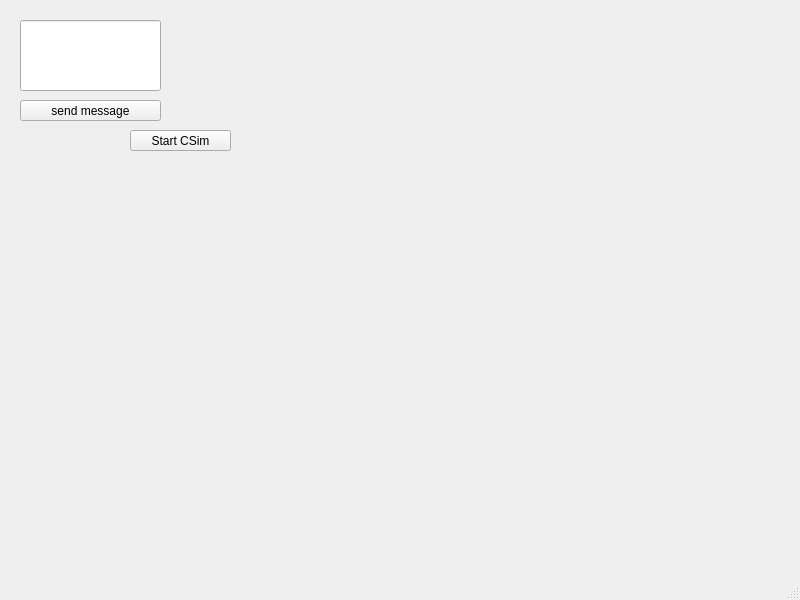
First picture: the form in weapon-system-support-software/weapon-system-support-software/QT-prototype/mainwindow.ui, repository Team-Controller-NAU/Controller, before the edit.
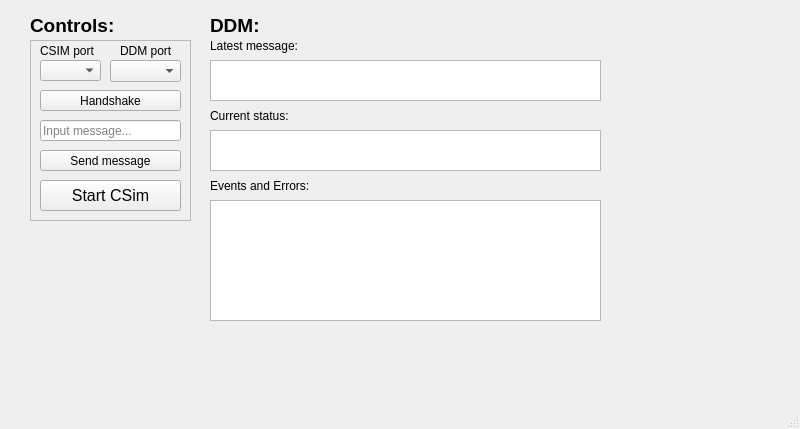
Second picture: the form after the edit.

Commit message: Added DDM-CSim synchronization and events class

```diff
--- a/weapon-system-support-software/weapon-system-support-software/QT-prototype/mainwindow.ui
+++ b/weapon-system-support-software/weapon-system-support-software/QT-prototype/mainwindow.ui
@@ -7,7 +7,7 @@
     <x>0</x>
     <y>0</y>
     <width>800</width>
-    <height>600</height>
+    <height>429</height>
    </rect>
   </property>
   <property name="windowTitle">
@@ -17,52 +17,247 @@
    <widget class="QLabel" name="stdoutLabel">
     <property name="geometry">
      <rect>
-      <x>180</x>
-      <y>20</y>
-      <width>261</width>
-      <height>71</height>
+      <x>30</x>
+      <y>10</y>
+      <width>131</width>
+      <height>31</height>
      </rect>
     </property>
+    <property name="font">
+     <font>
+      <pointsize>14</pointsize>
+      <bold>true</bold>
+     </font>
+    </property>
     <property name="text">
-     <string/>
+     <string>Controls:</string>
     </property>
    </widget>
-   <widget class="QPushButton" name="CSim_button">
+   <widget class="QLabel" name="listener_title">
     <property name="geometry">
      <rect>
-      <x>130</x>
-      <y>130</y>
-      <width>101</width>
-      <height>21</height>
+      <x>210</x>
+      <y>30</y>
+      <width>201</width>
+      <height>31</height>
      </rect>
     </property>
     <property name="text">
-     <string>Start CSim</string>
+     <string>Latest message:</string>
     </property>
    </widget>
-   <widget class="QPushButton" name="send_message_button">
+   <widget class="QLabel" name="events_title">
     <property name="geometry">
      <rect>
-      <x>20</x>
+      <x>210</x>
+      <y>170</y>
+      <width>151</width>
+      <height>31</height>
+     </rect>
+    </property>
+    <property name="text">
+     <string>Events and Errors:</string>
+    </property>
+   </widget>
+   <widget class="QTextEdit" name="stdout_label">
+    <property name="geometry">
+     <rect>
+      <x>210</x>
+      <y>60</y>
+      <width>391</width>
+      <height>41</height>
+     </rect>
+    </property>
+    <property name="readOnly">
+     <bool>true</bool>
+    </property>
+   </widget>
+   <widget class="QTextEdit" name="events_output">
+    <property name="geometry">
+     <rect>
+      <x>210</x>
+      <y>200</y>
+      <width>391</width>
+      <height>121</height>
+     </rect>
+    </property>
+    <property name="readOnly">
+     <bool>true</bool>
+    </property>
+   </widget>
+   <widget class="QLabel" name="sender_title_2">
+    <property name="geometry">
+     <rect>
+      <x>210</x>
       <y>100</y>
-      <width>141</width>
-      <height>21</height>
+      <width>131</width>
+      <height>31</height>
      </rect>
     </property>
     <property name="text">
-     <string>send message</string>
+     <string>Current status:</string>
     </property>
    </widget>
-   <widget class="QLineEdit" name="message_contents">
+   <widget class="QTextEdit" name="status_output">
     <property name="geometry">
      <rect>
-      <x>20</x>
-      <y>20</y>
-      <width>141</width>
-      <height>71</height>
+      <x>210</x>
+      <y>130</y>
+      <width>391</width>
+      <height>41</height>
      </rect>
     </property>
+    <property name="readOnly">
+     <bool>true</bool>
+    </property>
    </widget>
+   <widget class="QFrame" name="frame">
+    <property name="geometry">
+     <rect>
+      <x>30</x>
+      <y>40</y>
+      <width>161</width>
+      <height>181</height>
+     </rect>
+    </property>
+    <property name="frameShape">
+     <enum>QFrame::StyledPanel</enum>
+    </property>
+    <property name="frameShadow">
+     <enum>QFrame::Raised</enum>
+    </property>
+    <widget class="QLineEdit" name="message_contents">
+     <property name="geometry">
+      <rect>
+       <x>10</x>
+       <y>80</y>
+       <width>141</width>
+       <height>21</height>
+      </rect>
+     </property>
+     <property name="placeholderText">
+      <string>Input message...</string>
+     </property>
+    </widget>
+    <widget class="QPushButton" name="CSim_button">
+     <property name="geometry">
+      <rect>
+       <x>10</x>
+       <y>140</y>
+       <width>141</width>
+       <height>31</height>
+      </rect>
+     </property>
+     <property name="font">
+      <font>
+       <pointsize>12</pointsize>
+      </font>
+     </property>
+     <property name="text">
+      <string>Start CSim</string>
+     </property>
+    </widget>
+    <widget class="QPushButton" name="send_message_button">
+     <property name="geometry">
+      <rect>
+       <x>10</x>
+       <y>110</y>
+       <width>141</width>
+       <height>21</height>
+      </rect>
+     </property>
+     <property name="text">
+      <string>Send message</string>
+     </property>
+    </widget>
+    <widget class="QLabel" name="controls_title_1">
+     <property name="geometry">
+      <rect>
+       <x>90</x>
+       <y>0</y>
+       <width>61</width>
+       <height>21</height>
+      </rect>
+     </property>
+     <property name="text">
+      <string>DDM port</string>
+     </property>
+    </widget>
+    <widget class="QLabel" name="controls_title">
+     <property name="geometry">
+      <rect>
+       <x>10</x>
+       <y>0</y>
+       <width>61</width>
+       <height>21</height>
+      </rect>
+     </property>
+     <property name="text">
+      <string>CSIM port</string>
+     </property>
+    </widget>
+    <widget class="QPushButton" name="handshake_button">
+     <property name="geometry">
+      <rect>
+       <x>10</x>
+       <y>50</y>
+       <width>141</width>
+       <height>21</height>
+      </rect>
+     </property>
+     <property name="text">
+      <string>Handshake</string>
+     </property>
+    </widget>
+    <widget class="QComboBox" name="csim_port_selection">
+     <property name="geometry">
+      <rect>
+       <x>10</x>
+       <y>20</y>
+       <width>61</width>
+       <height>21</height>
+      </rect>
+     </property>
+    </widget>
+    <widget class="QComboBox" name="ddm_port_selection">
+     <property name="geometry">
+      <rect>
+       <x>80</x>
+       <y>20</y>
+       <width>71</width>
+       <height>22</height>
+      </rect>
+     </property>
+    </widget>
+   </widget>
+   <widget class="QLabel" name="controls_header_2">
+    <property name="geometry">
+     <rect>
+      <x>210</x>
+      <y>10</y>
+      <width>131</width>
+      <height>31</height>
+     </rect>
+    </property>
+    <property name="font">
+     <font>
+      <pointsize>14</pointsize>
+      <bold>true</bold>
+     </font>
+    </property>
+    <property name="text">
+     <string>DDM:</string>
+    </property>
+   </widget>
+   <zorder>frame</zorder>
+   <zorder>controls_header</zorder>
+   <zorder>listener_title</zorder>
+   <zorder>events_title</zorder>
+   <zorder>stdout_label</zorder>
+   <zorder>events_output</zorder>
+   <zorder>sender_title_2</zorder>
+   <zorder>status_output</zorder>
+   <zorder>controls_header_2</zorder>
   </widget>
   <widget class="QMenuBar" name="menubar">
    <property name="geometry">
```
Left out of the diff: 2 changed lines with no effect on the pictures. The commit also changes 12 other files.
